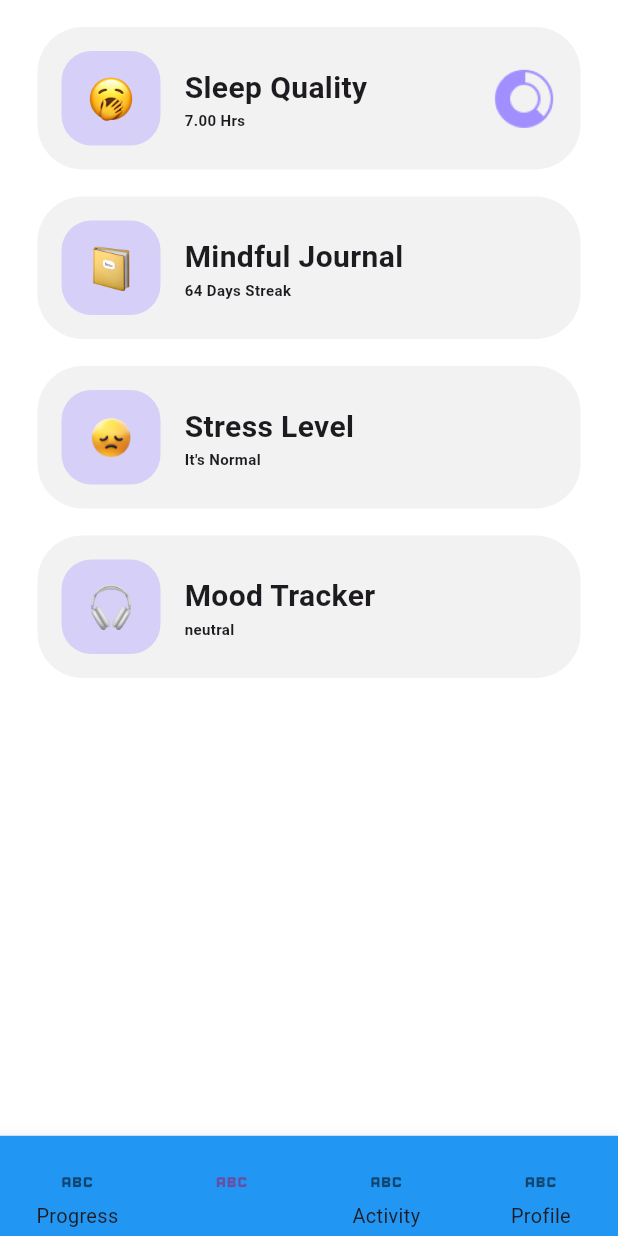
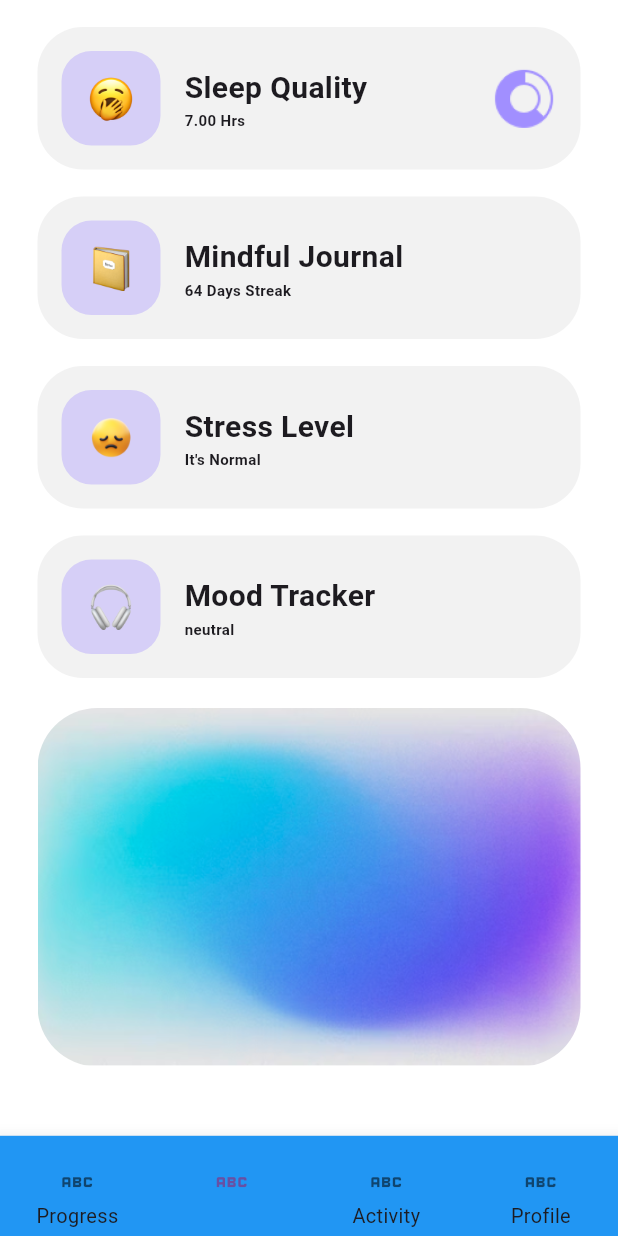
Before and after one commit to psantosh16/BeWell, a Flutter app: the screen it shows after launch, on a phone screen of 412 x 824 dp. Run offline on Flutter 3.47's test engine with Material 3 defaults, Android fonts, the phone set to English and light mode, and no system bars; our stand-ins replace flutter_screenutil, get_storage, injectable, logger, stacked, stacked_services and 1 more.

```diff
--- a/lib/ui/views/home/home_view.dart
+++ b/lib/ui/views/home/home_view.dart
@@ -58,6 +58,10 @@ class _HomeViewState extends State<HomeView> {
                             actionButton: false,
                             backgroundColor: Color(0x59A18FFF),
                           ),
+                          SizedBox(
+                            height: 20,
+                          ),
+                          MindfulAiCard()
                         ],
                       ),
                     ],
--- a/lib/ui/views/home/home_view_components.dart
+++ b/lib/ui/views/home/home_view_components.dart
@@ -85,3 +85,22 @@ class MindfulTrackerCard extends StatelessWidget {
     );
   }
 }
+
+class MindfulAiCard extends StatelessWidget {
+  const MindfulAiCard({super.key});
+
+  @override
+  Widget build(BuildContext context) {
+    return Container(
+      height: 239,
+      width: double.infinity,
+      decoration: BoxDecoration(
+        borderRadius: BorderRadius.circular(40),
+        image: const DecorationImage(
+          image: AssetImage('assets/home/aiCard.png'),
+          fit: BoxFit.cover,
+        ),
+      ),
+    );
+  }
+}
```
Also changed, not shown: assets/home/aiCard.png (added).
